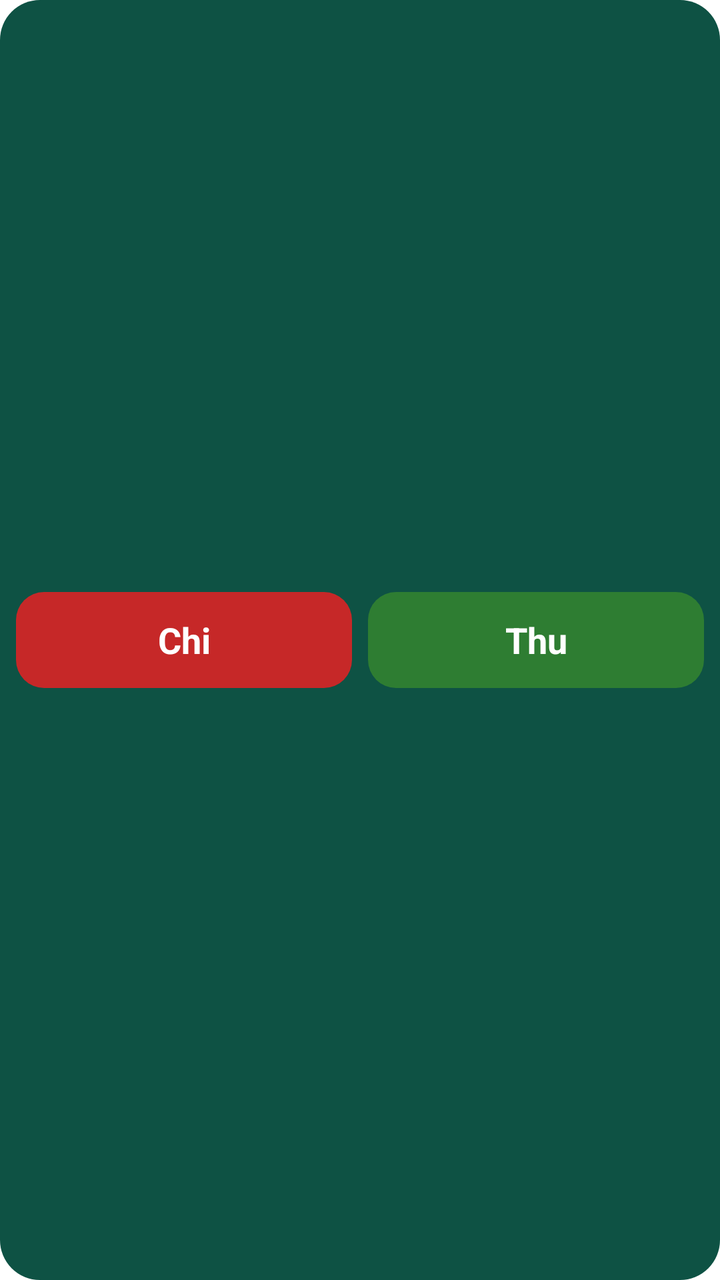
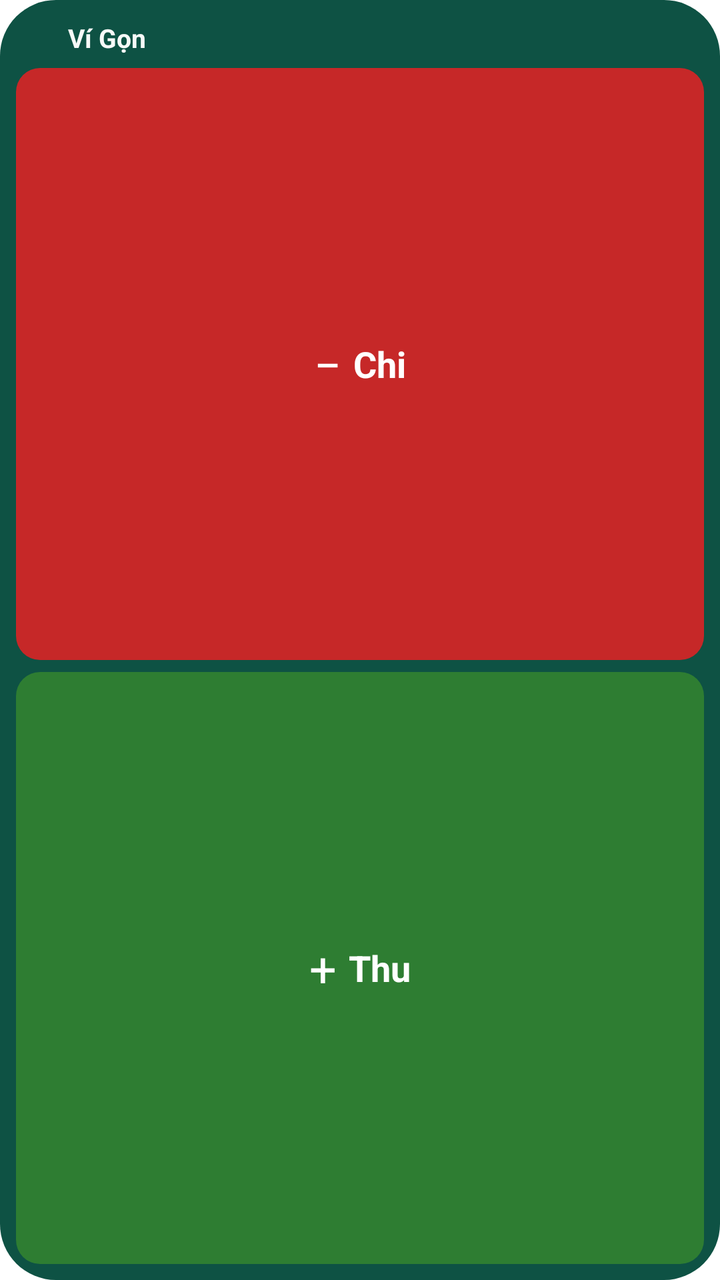

The first picture is an Android layout as it rendered before a commit; the second is the same layout after the commit. The layout source and the unified diff follow.
<!-- AndroidManifest.xml: fallback theme Theme.MaterialComponents.DayNight.NoActionBar -->
<!-- res/layout/vigon_widget.xml -->
<?xml version="1.0" encoding="utf-8"?>
<LinearLayout xmlns:android="http://schemas.android.com/apk/res/android"
    android:layout_width="match_parent"
    android:layout_height="match_parent"
    android:background="@drawable/vigon_widget_bg"
    android:gravity="center_vertical"
    android:orientation="vertical"
    android:padding="8dp">

    <TextView
        android:id="@+id/widget_status"
        android:layout_width="match_parent"
        android:layout_height="wrap_content"
        android:layout_marginBottom="6dp"
        android:ellipsize="end"
        android:gravity="center"
        android:maxLines="1"
        android:textColor="@color/widget_text"
        android:textSize="12sp"
        android:visibility="gone" />

    <LinearLayout
        android:layout_width="match_parent"
        android:layout_height="wrap_content"
        android:orientation="horizontal">

        <TextView
            android:id="@+id/widget_expense"
            android:layout_width="0dp"
            android:layout_height="wrap_content"
            android:layout_marginEnd="4dp"
            android:layout_weight="1"
            android:background="@drawable/vigon_widget_btn_expense"
            android:contentDescription="@string/widget_expense_desc"
            android:gravity="center"
            android:minHeight="48dp"
            android:text="@string/widget_expense"
            android:textColor="@color/widget_button_text"
            android:textSize="18sp"
            android:textStyle="bold" />

        <TextView
            android:id="@+id/widget_income"
            android:layout_width="0dp"
            android:layout_height="wrap_content"
            android:layout_marginStart="4dp"
            android:layout_weight="1"
            android:background="@drawable/vigon_widget_btn_income"
            android:contentDescription="@string/widget_income_desc"
            android:gravity="center"
            android:minHeight="48dp"
            android:text="@string/widget_income"
            android:textColor="@color/widget_button_text"
            android:textSize="18sp"
            android:textStyle="bold" />
    </LinearLayout>
</LinearLayout>
<!-- resources referenced by this layout -->
<resources>
  <color name="widget_button_text">#FFFFFF</color>
  <color name="widget_text">#F7FAF8</color>
  <!-- drawable vigon_widget_bg (drawable) -->
  <?xml version="1.0" encoding="utf-8"?>
  <shape xmlns:android="http://schemas.android.com/apk/res/android" android:shape="rectangle">
      <solid android:color="@color/widget_background" />
      <corners android:radius="20dp" />
  </shape>
  <!-- drawable vigon_widget_btn_expense (drawable) -->
  <?xml version="1.0" encoding="utf-8"?>
  <shape xmlns:android="http://schemas.android.com/apk/res/android" android:shape="rectangle">
      <solid android:color="@color/widget_expense_bg" />
      <corners android:radius="14dp" />
  </shape>
  <!-- drawable vigon_widget_btn_income (drawable) -->
  <?xml version="1.0" encoding="utf-8"?>
  <shape xmlns:android="http://schemas.android.com/apk/res/android" android:shape="rectangle">
      <solid android:color="@color/widget_income_bg" />
      <corners android:radius="14dp" />
  </shape>
  <string name="widget_income">Thu</string>
  <color name="widget_background">#0E5244</color>
  <color name="widget_expense_bg">#C62828</color>
  <color name="widget_income_bg">#2E7D32</color>
  <!-- unchanged entries left out for length: 3 -->
</resources>

<!-- the commit's change to res/layout/vigon_widget.xml (unified diff, before → after) -->
@@ -1,57 +1,123 @@
 <?xml version="1.0" encoding="utf-8"?>
 <LinearLayout xmlns:android="http://schemas.android.com/apk/res/android"
+    android:id="@android:id/background"
     android:layout_width="match_parent"
     android:layout_height="match_parent"
     android:background="@drawable/vigon_widget_bg"
-    android:gravity="center_vertical"
     android:orientation="vertical"
     android:padding="8dp">
-
-    <TextView
-        android:id="@+id/widget_status"
-        android:layout_width="match_parent"
-        android:layout_height="wrap_content"
-        android:layout_marginBottom="6dp"
-        android:ellipsize="end"
-        android:gravity="center"
-        android:maxLines="1"
-        android:textColor="@color/widget_text"
-        android:textSize="12sp"
-        android:visibility="gone" />
 
     <LinearLayout
         android:layout_width="match_parent"
         android:layout_height="wrap_content"
-        android:orientation="horizontal">
+        android:layout_marginBottom="6dp"
+        android:gravity="center_vertical"
+        android:minHeight="20dp"
+        android:orientation="horizontal"
+        android:paddingStart="4dp"
+        android:paddingTop="2dp"
+        android:paddingEnd="4dp">
+
+        <ImageView
+            android:id="@+id/widget_icon"
+            android:layout_width="16dp"
+            android:layout_height="16dp"
+            android:layout_marginEnd="6dp"
+            android:importantForAccessibility="no"
+            android:src="@mipmap/ic_launcher" />
 
         <TextView
-            android:id="@+id/widget_expense"
+            android:id="@+id/widget_brand"
             android:layout_width="0dp"
             android:layout_height="wrap_content"
-            android:layout_marginEnd="4dp"
+            android:layout_weight="1"
+            android:maxLines="1"
+            android:text="@string/widget_label"
+            android:textColor="@color/widget_ink"
+            android:textSize="13sp"
+            android:textStyle="bold" />
+
+        <TextView android:id="@+id/widget_status"
+            android:layout_width="0dp"
+            android:layout_height="wrap_content"
+            android:layout_weight="1"
+            android:ellipsize="end"
+            android:maxLines="2"
+            android:textColor="@color/widget_ink"
+            android:textSize="12sp"
+            android:visibility="gone" />
+    </LinearLayout>
+
+    <LinearLayout
+        android:layout_width="match_parent"
+        android:layout_height="0dp"
+        android:layout_weight="1"
+        android:orientation="vertical">
+
+        <LinearLayout
+            android:id="@+id/widget_expense"
+            android:layout_width="match_parent"
+            android:layout_height="0dp"
             android:layout_weight="1"
             android:background="@drawable/vigon_widget_btn_expense"
             android:contentDescription="@string/widget_expense_desc"
             android:gravity="center"
             android:minHeight="48dp"
-            android:text="@string/widget_expense"
-            android:textColor="@color/widget_button_text"
-            android:textSize="18sp"
-            android:textStyle="bold" />
+            android:orientation="horizontal">
 
-        <TextView
+            <TextView
+                android:layout_width="wrap_content"
+                android:layout_height="wrap_content"
+                android:layout_marginEnd="6dp"
+                android:importantForAccessibility="no"
+                android:text="@string/widget_glyph_expense"
+                android:textColor="@color/on_widget_action"
+                android:textSize="24sp" />
+
+            <TextView
+                android:layout_width="wrap_content"
+                android:layout_height="wrap_content"
+                android:importantForAccessibility="no"
+                android:maxLines="1"
+                android:text="@string/widget_expense"
+                android:textColor="@color/on_widget_action"
+                android:textSize="18sp"
+                android:textStyle="bold" />
+        </LinearLayout>
+
+        <Space
+            android:layout_width="6dp"
+            android:layout_height="6dp" />
+
+        <LinearLayout
             android:id="@+id/widget_income"
-            android:layout_width="0dp"
-            android:layout_height="wrap_content"
-            android:layout_marginStart="4dp"
+            android:layout_width="match_parent"
+            android:layout_height="0dp"
             android:layout_weight="1"
             android:background="@drawable/vigon_widget_btn_income"
             android:contentDescription="@string/widget_income_desc"
             android:gravity="center"
             android:minHeight="48dp"
-            android:text="@string/widget_income"
-            android:textColor="@color/widget_button_text"
-            android:textSize="18sp"
-            android:textStyle="bold" />
+            android:orientation="horizontal">
+
+            <TextView
+                android:layout_width="wrap_content"
+                android:layout_height="wrap_content"
+                android:layout_marginEnd="6dp"
+                android:importantForAccessibility="no"
+                android:text="@string/widget_glyph_income"
+                android:textColor="@color/on_widget_action"
+                android:textSize="24sp" />
+
+            <TextView
+                android:layout_width="wrap_content"
+                android:layout_height="wrap_content"
+                android:importantForAccessibility="no"
+                android:maxLines="1"
+                android:text="@string/widget_income"
+                android:textColor="@color/on_widget_action"
+                android:textSize="18sp"
+                android:textStyle="bold" />
+        </LinearLayout>
     </LinearLayout>
 </LinearLayout>
<!-- resource entries referenced after the edit -->
@@ -1,29 +1,87 @@
 <!-- resources referenced by this layout -->
 <resources>
-  <color name="widget_button_text">#FFFFFF</color>
-  <color name="widget_text">#F7FAF8</color>
+  <color name="on_widget_action">#FFFFFF</color>
+  <color name="widget_ink">#F7FAF8</color>
   <!-- drawable vigon_widget_bg (drawable) -->
   <?xml version="1.0" encoding="utf-8"?>
   <shape xmlns:android="http://schemas.android.com/apk/res/android" android:shape="rectangle">
-      <solid android:color="@color/widget_background" />
-      <corners android:radius="20dp" />
+      <solid android:color="@color/widget_surface" />
+      <corners android:radius="@dimen/vigon_widget_radius" />
   </shape>
   <!-- drawable vigon_widget_btn_expense (drawable) -->
   <?xml version="1.0" encoding="utf-8"?>
   <shape xmlns:android="http://schemas.android.com/apk/res/android" android:shape="rectangle">
-      <solid android:color="@color/widget_expense_bg" />
-      <corners android:radius="14dp" />
+      <solid android:color="@color/widget_expense" />
+      <corners android:radius="@dimen/vigon_widget_button_radius" />
   </shape>
   <!-- drawable vigon_widget_btn_income (drawable) -->
   <?xml version="1.0" encoding="utf-8"?>
   <shape xmlns:android="http://schemas.android.com/apk/res/android" android:shape="rectangle">
-      <solid android:color="@color/widget_income_bg" />
-      <corners android:radius="14dp" />
+      <solid android:color="@color/widget_income" />
+      <corners android:radius="@dimen/vigon_widget_button_radius" />
   </shape>
+  <!-- mipmap ic_launcher (mipmap-anydpi-v26) -->
+  <?xml version="1.0" encoding="utf-8"?>
+  <adaptive-icon xmlns:android="http://schemas.android.com/apk/res/android">
+      <background android:drawable="@color/ic_launcher_background" />
+      <foreground android:drawable="@drawable/ic_launcher_foreground" />
+      <monochrome android:drawable="@drawable/ic_launcher_monochrome" />
+  </adaptive-icon>
+  <string name="widget_glyph_expense" translatable="false">−</string>
+  <string name="widget_glyph_income" translatable="false">+</string>
   <string name="widget_income">Thu</string>
-  <color name="widget_background">#0E5244</color>
-  <color name="widget_expense_bg">#C62828</color>
-  <color name="widget_income_bg">#2E7D32</color>
+  <string name="widget_label">Ví Gọn</string>
+  <color name="widget_surface">#0E5244</color>
+  <dimen name="vigon_widget_radius">20dp</dimen>
+  <color name="widget_expense">#C62828</color>
+  <dimen name="vigon_widget_button_radius">12dp</dimen>
+  <color name="widget_income">#2E7D32</color>
+  <color name="ic_launcher_background">#0E5244</color>
+  <!-- drawable ic_launcher_foreground (drawable) -->
+  <?xml version="1.0" encoding="utf-8"?>
+  <vector xmlns:android="http://schemas.android.com/apk/res/android"
+      android:width="108dp"
+      android:height="108dp"
+      android:viewportWidth="108"
+      android:viewportHeight="108">
+      <group
+          android:scaleX="0.2"
+          android:scaleY="0.2"
+          android:translateX="3"
+          android:translateY="1.6">
+          <group
+              android:translateX="-8"
+              android:translateY="4">
+              <group
+                  android:pivotX="246"
+                  android:pivotY="228"
+                  android:rotation="-14">
+                  <path
+                      android:fillColor="#8CD5BF"
+                      android:pathData="M162,150 H330 A36,36 0 0 1 366,186 V270 A36,36 0 0 1 330,306 H162 A36,36 0 0 1 126,270 V186 A36,36 0 0 1 162,150 Z" />
+              </group>
+              <group
+                  android:pivotX="276"
+                  android:pivotY="292"
+                  android:rotation="8">
+                  <path
+                      android:fillColor="#F7FAF8"
+                      android:pathData="M190,210 H362 A40,40 0 0 1 402,250 V334 A40,40 0 0 1 362,374 H190 A40,40 0 0 1 150,334 V250 A40,40 0 0 1 190,210 Z" />
+                  <path
+                      android:fillColor="#0E5244"
+                      android:pathData="M196,262 H280 A10,10 0 0 1 290,272 V272 A10,10 0 0 1 280,282 H196 A10,10 0 0 1 186,272 V272 A10,10 0 0 1 196,262 Z" />
+                  <path
+                      android:fillAlpha="0.35"
+                      android:fillColor="#0E5244"
+                      android:pathData="M196,302 H240 A10,10 0 0 1 250,312 V312 A10,10 0 0 1 240,322 H196 A10,10 0 0 1 186,312 V312 A10,10 0 0 1 196,302 Z" />
+                  <path
+                      android:fillColor="#E65100"
+                      android:pathData="M342,292 a24,24 0 1,0 48,0 a24,24 0 1,0 -48,0 Z" />
+              </group>
+          </group>
+      </group>
+  </vector>
+  <!-- drawable ic_launcher_monochrome: vector/xml drawable (drawable, 2216 chars, omitted) -->
   <!-- unchanged entries left out for length: 3 -->
 </resources>
 
